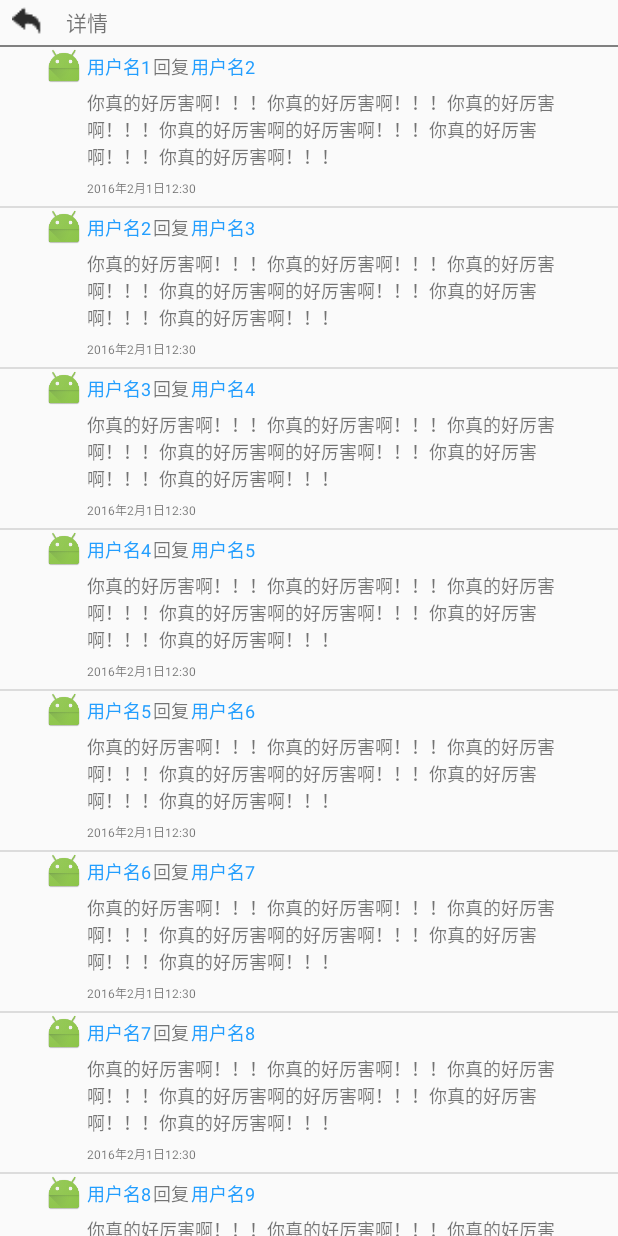
After one commit to Damaer/Goal, an Android app: the DetailOfRecordActivity screen opened directly, with no data from a screen before it, on a phone screen of 412 x 824 dp. The commit adds this screen. Run offline under Robolectric (Android 15) with nearby library versions, the phone set to English and light mode, and no system bars.

Commit message:
每个记录的评论界面

```diff
--- /dev/null
+++ b/FE/Goal/app/src/main/java/cn/goal/goal/DetailOfRecordActivity.java
@@ -0,0 +1,70 @@
+package cn.goal.goal;
+
+import android.support.v7.app.AppCompatActivity;
+import android.os.Bundle;
+import android.view.View;
+import android.widget.AbsListView;
+import android.widget.AdapterView;
+import android.widget.Toast;
+
+import java.util.ArrayList;
+import java.util.List;
+
+import cn.goal.goal.utils.Comment_for_record;
+import cn.goal.goal.utils.MylistView_for_goal_comment;
+
+public class DetailOfRecordActivity extends AppCompatActivity implements AdapterView.OnItemClickListener,AbsListView.OnScrollListener,MyAdapter_for_every_comment.Callback {
+    private MylistView_for_goal_comment listView;
+    private List<Comment_for_record> listems;
+    @Override
+    protected void onCreate(Bundle savedInstanceState) {
+        super.onCreate(savedInstanceState);
+        setContentView(R.layout.activity_detail_of_record);
+        listems = new ArrayList<>();
+        for (int i = 0; i < 20; i++) {
+            Comment_for_record one = new Comment_for_record(R.mipmap.ic_launcher,"用户名"+(i+1),"用户名"+(i+2),getString(R.string.test_comment),"2016年2月1日12:30");
+            listems.add(one);
+        }
+        listView= (MylistView_for_goal_comment) findViewById(R.id.listview_for_comment);
+        MyAdapter_for_every_comment myadater=new MyAdapter_for_every_comment(this,listems,this);
+        listView.setAdapter(myadater);
+    }
+
+
+    @Override
+    public void onScrollStateChanged(AbsListView absListView, int position) {
+        switch (position)
+        {
+            case SCROLL_STATE_FLING:
+                //下拉添加数据源
+                break;
+            default:
+                break;
+        }
+    }
+
+    @Override
+    public void onScroll(AbsListView absListView, int position, int i1, int i2) {
+
+    }
+    /**
+     * 响应ListView中item的点击事件
+     */
+    @Override
+    public void onItemClick(AdapterView<?> arg0, View v, int position, long id) {
+        Toast.makeText(this, "listview的item被点击了！，点击的位置是-->" + position,
+                Toast.LENGTH_SHORT).show();
+    }
+
+    /**
+     * 接口方法，响应ListView按钮点击事件
+     */
+
+    public void click(View v) {
+        Toast.makeText(
+                DetailOfRecordActivity.this,
+                "listview的内部的按钮被点击了！，位置是-->" + (Integer) v.getTag() + ",内容是-->"
+                        + listems.get((Integer) v.getTag()).getuser_name(),
+                Toast.LENGTH_SHORT).show();
+    }
+}
--- a/FE/Goal/app/src/main/java/cn/goal/goal/EveryGoalActivity.java
+++ b/FE/Goal/app/src/main/java/cn/goal/goal/EveryGoalActivity.java
@@ -3,17 +3,17 @@ package cn.goal.goal;
 import android.content.DialogInterface;
 import android.support.v7.app.AppCompatActivity;
 import android.os.Bundle;
-import android.view.Menu;
+import android.view.MenuItem;
 import android.view.View;
 import android.widget.AbsListView;
 import android.widget.AdapterView;
 import android.widget.ImageButton;
+import android.widget.PopupMenu;
 import android.widget.ScrollView;
 import android.widget.Toast;
 
 import java.util.ArrayList;
 import java.util.List;
-import java.util.Map;
 
 import cn.goal.goal.utils.MylistView_for_goal_record;
 
@@ -24,7 +24,7 @@ public class EveryGoalActivity extends AppCompatActivity implements AdapterView.
     private ImageButton go_goal;
     private ScrollView scrollView;
     private  List<Goal_record_class> listems;
-    private Map<String, Object> listem;
+    private PopupMenu mPopupMenu;
     //
     @Override
     protected void onCreate(Bundle savedInstanceState) {
@@ -41,7 +41,26 @@ public class EveryGoalActivity extends AppCompatActivity implements AdapterView.
         comeback=(ImageButton)findViewById(R.id.comeback_from_goal);
         write= (ImageButton) findViewById(R.id.write);
         go_goal= (ImageButton) findViewById(R.id.go_to_goal);
+        mPopupMenu = new PopupMenu(this,write);
+        mPopupMenu.getMenuInflater()
+                .inflate(R.menu.write_and_setting, mPopupMenu.getMenu());
+        write.setOnClickListener(new View.OnClickListener() {
+            @Override
+            public void onClick(View view) {
+                mPopupMenu.show();
+                mPopupMenu.setOnMenuItemClickListener(new PopupMenu.OnMenuItemClickListener() {
+                    @Override
+                    public boolean onMenuItemClick(MenuItem item) {
+                        String title = item.getTitle().toString();
+                        if(title.equals(""))
+                        {
 
+                        }
+                        return true;
+                    }
+                });
+            }
+        });
         init_listener();
         MyAdapter_for_every_record myadater=new MyAdapter_for_every_record(this,listems,this);
       listView.setAdapter(myadater);
@@ -65,12 +84,6 @@ public class EveryGoalActivity extends AppCompatActivity implements AdapterView.
             @Override
             public void onClick(View view) {
                 finish();
-            }
-        });
-        write.setOnClickListener(new View.OnClickListener() {
-            @Override
-            public void onClick(View view) {
-                //如果已经加入目标，则直接进入记录页面，否则，将调用showDialog2()
             }
         });
         go_goal.setOnClickListener(new View.OnClickListener() {
--- a/FE/Goal/app/src/main/java/cn/goal/goal/GoalListFragment.java
+++ b/FE/Goal/app/src/main/java/cn/goal/goal/GoalListFragment.java
@@ -1,5 +1,6 @@
 package cn.goal.goal;
 
+import android.content.DialogInterface;
 import android.content.Intent;
 import android.support.v4.app.Fragment;
 import android.os.Bundle;
@@ -62,8 +63,41 @@ public class GoalListFragment extends Fragment {
         mListView.setAdapter(new SimpleAdapter(getContext(), data, R.layout.goal_item,
                 new String[]{"title", "content", "createAt"},
                 new int[]{R.id.title, R.id.content, R.id.createAt}));
+        //长按跳出删除弹窗
+        mListView.setOnItemLongClickListener(new AdapterView.OnItemLongClickListener() {
+            @Override
+            public boolean onItemLongClick(AdapterView<?> adapterView, View view, int i, long l) {
+                showpopwindow();
+                return false;
+            }
+        });
+
 }
+    public void showpopwindow()
+    {
+                             /*
+                  *这里使用了 android.support.v7.app.AlertDialog.Builder
+                  *可以直接在头部写 import android.support.v7.app.AlertDialog
+                  *那么下面就可以写成 AlertDialog.Builder
+                  */
+        android.support.v7.app.AlertDialog.Builder builder = new android.support.v7.app.AlertDialog.Builder(getActivity());
+        builder.setTitle("");
+        builder.setMessage("是否要删除该目标");
+        builder.setNegativeButton("取消", new DialogInterface.OnClickListener() {
+            @Override
+            public void onClick(DialogInterface dialogInterface, int i) {
 
+            }
+        });
+        builder.setPositiveButton("确定", new DialogInterface.OnClickListener() {
+            @Override
+
+            public void onClick(DialogInterface dialogInterface, int i) {
+
+            }
+        });
+        builder.show();
+    }
     @Override
     public View onCreateView(LayoutInflater inflater, ViewGroup container, Bundle savedInstanceState) {
         mView = inflater.inflate(R.layout.goal_list, container, false);
@@ -89,4 +123,5 @@ public class GoalListFragment extends Fragment {
         // 更新goals数据
         createListView();
     }
+
 }
--- /dev/null
+++ b/FE/Goal/app/src/main/java/cn/goal/goal/MyAdapter_for_every_comment.java
@@ -0,0 +1,100 @@
+package cn.goal.goal;
+
+import android.content.Context;
+import android.view.LayoutInflater;
+import android.view.ViewGroup;
+import android.widget.BaseAdapter;
+import android.view.View;
+import android.widget.ImageButton;
+import android.widget.ImageView;
+import android.widget.TextView;
+
+import java.util.List;
+
+import cn.goal.goal.utils.Comment_for_record;
+
+/**
+ * Created by 97617 on 2017/2/25.
+ */
+
+public class MyAdapter_for_every_comment extends BaseAdapter implements View.OnClickListener{
+    private static final String TAG = "CMyAdapter_for_every_comment";
+    private LayoutInflater mInflaer;
+    private List<Comment_for_record> list;
+    private Callback mcallback;
+    /**
+     * 自定义接口，用于回调按钮点击事件到Activity
+     * @author Ivan Xu
+     * 2014-11-26
+     */
+    public interface Callback {
+        public void click(View v);
+    }
+    public MyAdapter_for_every_comment(Context context, List<Comment_for_record> list1, Callback callback) {
+        this.list = list1;
+        mInflaer = LayoutInflater.from(context);
+        mcallback=callback;
+    }
+
+    @Override
+    public int getCount() {
+        return list.size();
+    }
+
+    @Override
+    public Object getItem(int i) {
+        return list.get(i);
+    }
+
+    @Override
+    public long getItemId(int i) {
+        return i;
+    }
+    @Override
+    public View getView(int position, View view2, ViewGroup parent) {
+
+        ViewHolder holder = null;
+        if (view2 == null) {
+            view2 = mInflaer.inflate(R.layout.listview_comment_for_record_item, null);
+            holder = new ViewHolder();
+            holder.user_photo=(ImageButton)view2.findViewById(R.id.commentuser_photo);
+            holder.user_name = (TextView) view2.findViewById(R.id.user_reply);
+            holder.replyed_name = (TextView) view2.findViewById(R.id.user_replyed);
+            holder.comment_content = (TextView) view2.findViewById(R.id.content_of_comment);
+            holder.comment_time = (TextView) view2.findViewById(R.id.time_of_sendcomment);
+            view2.setTag(holder);
+        } else {
+            holder = (ViewHolder) view2.getTag();
+        }
+        holder.user_photo.setBackgroundResource(list.get(position).getuser_photo());
+        holder.user_name.setText(list.get(position).getuser_name());
+        holder.replyed_name.setText(list.get(position).getreplyed_name());
+        holder.comment_content.setText(list.get(position).getcomment_content());
+        holder.comment_time.setText(list.get(position).getcomment_time());
+        holder.user_photo.setOnClickListener(this);
+        holder.user_photo.setTag(position);
+        holder.user_name.setOnClickListener(this);
+        holder.user_name.setTag(position);
+        holder.replyed_name.setOnClickListener(this);
+        holder.replyed_name.setTag(position);
+        holder.comment_content.setOnClickListener(this);
+        holder.comment_content.setTag(position);
+        holder.comment_time.setOnClickListener(this);
+        holder.comment_time.setTag(position);
+        return view2;
+    }
+
+    public class ViewHolder {
+        public ImageButton user_photo;
+        public TextView user_name;
+        public TextView replyed_name;
+        public TextView comment_content;
+        public TextView comment_time;
+    }
+
+    public void onClick(View v) {
+        mcallback.click(v);
+    }
+
+
+}
--- /dev/null
+++ b/FE/Goal/app/src/main/java/cn/goal/goal/utils/Comment_for_record.java
@@ -0,0 +1,43 @@
+package cn.goal.goal.utils;
+
+import java.util.Calendar;
+
+/**
+ * Created by 97617 on 2017/2/25.
+ */
+
+public class Comment_for_record {
+    private int user_photo;
+    private String user_name;
+    private String replyed_name;
+    private String comment_content;
+    private String comment_time;
+    public Comment_for_record(int user_photo,String user_name,String replyed_name,String comment_content,String comment_time){
+        this.user_photo=user_photo;
+        this.user_name=user_name;
+        this.replyed_name=replyed_name;
+        this.comment_content=comment_content;
+        this.comment_time=comment_time;
+    }
+    public int getuser_photo()
+    {
+        return user_photo;
+    }
+    public String getuser_name()
+    {
+        return user_name;
+    }
+    public String getreplyed_name()
+    {
+        return replyed_name;
+    }
+    public String getcomment_content()
+    {
+        return comment_content;
+    }
+    public String getcomment_time()
+    {
+        return comment_time;
+    }
+
+}
--- /dev/null
+++ b/FE/Goal/app/src/main/java/cn/goal/goal/utils/MylistView_for_goal_comment.java
@@ -0,0 +1,28 @@
+package cn.goal.goal.utils;
+
+import android.content.Context;
+import android.util.AttributeSet;
+import android.view.View;
+import android.widget.ListView;
+
+/**
+ * Created by 97617 on 2017/2/25.
+ */
+
+public class MylistView_for_goal_comment extends ListView {
+    //为了适应Scrollview而重写的listview的类
+    public MylistView_for_goal_comment(Context context, AttributeSet attrs, int defStyle) {
+        super(context, attrs, defStyle);
+    }
+    public MylistView_for_goal_comment(Context context, AttributeSet attrs) {
+        super(context, attrs);
+    }
+    public MylistView_for_goal_comment(Context context) {
+        super(context);
+    }
+    @Override
+    protected void onMeasure(int widthMeasureSpec, int heightMeasureSpec) {
+        int expandSpec = View.MeasureSpec.makeMeasureSpec(Integer.MAX_VALUE >> 2, View.MeasureSpec.AT_MOST);
+        super.onMeasure(widthMeasureSpec, expandSpec);
+    }
+}
--- /dev/null
+++ b/FE/Goal/app/src/main/res/layout/activity_detail_of_record.xml
@@ -0,0 +1,147 @@
+<?xml version="1.0" encoding="utf-8"?>
+<LinearLayout xmlns:android="http://schemas.android.com/apk/res/android"
+    android:orientation="vertical"
+    android:layout_width="match_parent"
+    android:layout_height="match_parent">
+    <LinearLayout
+        android:orientation="horizontal"
+        android:layout_width="match_parent"
+        android:layout_height="30dp">
+        <ImageButton
+            android:layout_gravity="center_vertical"
+            android:layout_marginLeft="8dp"
+            android:layout_marginRight="16dp"
+            android:background="@mipmap/comeback"
+            android:layout_width="20dp"
+            android:layout_height="20dp" />
+        <TextView
+            android:text="详情"
+            android:gravity="center_vertical"
+            android:layout_width="match_parent"
+            android:layout_height="match_parent" />
+    </LinearLayout>
+    <View
+        android:background="#808080"
+        android:layout_width="match_parent"
+        android:layout_height="1dp"></View>
+    <ScrollView
+        android:layout_width="match_parent"
+        android:layout_height="wrap_content">
+    <LinearLayout
+        android:orientation="vertical"
+        android:layout_width="match_parent"
+        android:layout_height="wrap_content">
+        <LinearLayout
+        android:orientation="horizontal"
+        android:layout_width="match_parent"
+        android:layout_height="wrap_content">
+        <ImageView
+            android:id="@+id/head_photo"
+            android:layout_margin="8dp"
+            android:src="@mipmap/ic_launcher"
+            android:layout_width="30dp"
+            android:layout_height="30dp" />
+        <LinearLayout
+            android:layout_margin="8dp"
+            android:orientation="vertical"
+            android:layout_width="match_parent"
+            android:layout_height="wrap_content">
+            <TextView
+                android:id="@+id/user_name"
+                android:gravity="center_vertical"
+                android:text="用户名"
+                android:textColor="#00CED1"
+                android:layout_width="wrap_content"
+                android:layout_height="18dp" />
+            <TextView
+                android:layout_marginTop="1dp"
+                android:layout_marginBottom="2dp"
+                android:id="@+id/goal_name"
+                android:textSize="10dp"
+                android:gravity="center_vertical"
+                android:text="goal#学习Android#"
+                android:textColor="#0000EE"
+                android:layout_width="wrap_content"
+                android:layout_height="12dp" />
+            <TextView
+                android:id="@+id/content_of_record"
+                android:text="我们诚惶诚恐，我们小心翼翼，我们毫无保留，却不一定就能把爱，变成相爱。如果这一次真得背过身我们不再遇见了，那我希望我们可以面对面再背对背，永远不留遗憾，一生山高水阔。只是，后来，我们都甘愿被生活凌迟。"
+                android:layout_width="match_parent"
+                android:layout_height="wrap_content" />
+
+            <RelativeLayout
+                android:layout_marginTop="8dp"
+                android:layout_width="match_parent"
+                android:layout_height="18dp">
+                <TextView
+                    android:id="@+id/time_of_send"
+                    android:layout_alignParentLeft="true"
+                    android:text="发送时间"
+                    android:textColor="#008B8B"
+                    android:textSize="10dp"
+                    android:layout_width="wrap_content"
+                    android:layout_height="16dp" />
+                <LinearLayout
+                    android:layout_alignParentRight="true"
+                    android:layout_width="wrap_content"
+                    android:layout_height="18dp">
+                    <ImageButton
+                        android:id="@+id/like"
+                        android:layout_gravity="center"
+                        android:layout_marginRight="2dp"
+                        android:background="@mipmap/like"
+                        android:layout_width="16dp"
+                        android:layout_height="16dp" />
+                    <TextView
+                        android:text="("
+                        android:layout_gravity="top"
+                        android:layout_width="wrap_content"
+                        android:layout_height="16dp" />
+                    <TextView
+                        android:id="@+id/sum_of_like"
+                        android:text="1"
+                        android:layout_gravity="top"
+                        android:layout_width="wrap_content"
+                        android:layout_height="16dp" />
+                    <TextView
+                        android:text=")"
+                        android:layout_gravity="top"
+                        android:layout_marginRight="8dp"
+                        android:layout_width="wrap_content"
+                        android:layout_height="16dp" />
+                    <ImageButton
+                        android:id="@+id/share"
+                        android:layout_gravity="center"
+                        android:layout_marginLeft="8dp"
+                        android:layout_marginRight="8dp"
+                        android:background="@mipmap/share2"
+                        android:layout_width="16dp"
+                        android:layout_height="16dp" />
+                    <ImageButton
+                        android:id="@+id/reply"
+                        android:layout_gravity="center"
+                        android:background="@mipmap/reply"
+                        android:layout_marginLeft="8dp"
+                        android:layout_marginRight="2dp"
+                        android:layout_width="16dp"
+                        android:layout_height="16dp" />
+                </LinearLayout>
+            </RelativeLayout>
+        </LinearLayout>
+    </LinearLayout>
+        <View
+            android:layout_marginTop="16dp"
+            android:background="#808080"
+            android:layout_width="match_parent"
+            android:layout_height="1px">
+        </View>
+        <cn.goal.goal.utils.MylistView_for_goal_comment
+            android:id="@+id/listview_for_comment"
+        android:layout_width="wrap_content"
+        android:layout_height="wrap_content">
+
+        </cn.goal.goal.utils.MylistView_for_goal_comment>
+    </LinearLayout>
+
+    </ScrollView>
+</LinearLayout>
--- a/FE/Goal/app/src/main/res/layout/fragement_count_and_analyse.xml
+++ b/FE/Goal/app/src/main/res/layout/fragement_count_and_analyse.xml
@@ -472,7 +472,7 @@
 
             </RelativeLayout>
             <TextView
-                android:text="本月坚持最久的目标"
+                android:text="本月专注时长"
                 android:gravity="center_vertical"
                 android:layout_width="wrap_content"
                 android:layout_height="match_parent" />
--- /dev/null
+++ b/FE/Goal/app/src/main/res/layout/listview_comment_for_record_item.xml
@@ -0,0 +1,72 @@
+<?xml version="1.0" encoding="utf-8"?>
+<LinearLayout xmlns:android="http://schemas.android.com/apk/res/android"
+    android:paddingLeft="30dp"
+    android:paddingRight="8dp"
+    android:orientation="horizontal"
+    android:layout_width="match_parent"
+    android:layout_height="wrap_content">
+    <LinearLayout
+        android:layout_width="28dp"
+        android:layout_height="match_parent">
+        <ImageButton
+            android:id="@+id/commentuser_photo"
+            android:background="@mipmap/ic_launcher"
+            android:layout_width="25dp"
+            android:layout_height="25dp" />
+    </LinearLayout>
+    <LinearLayout
+        android:orientation="vertical"
+        android:layout_width="match_parent"
+        android:layout_height="match_parent">
+        <LinearLayout
+            android:layout_marginTop="4dp"
+            android:orientation="horizontal"
+            android:layout_width="match_parent"
+            android:layout_height="wrap_content">
+            <TextView
+                android:id="@+id/user_reply"
+                android:text="用户1"
+                android:textSize="12dp"
+                android:layout_marginRight="1dp"
+                android:textColor="@color/ml_blue"
+                android:layout_width="wrap_content"
+                android:layout_height="wrap_content" />
+            <TextView
+                android:text="回复"
+                android:textSize="12dp"
+                android:layout_marginRight="1dp"
+                android:layout_width="wrap_content"
+                android:layout_height="wrap_content" />
+            <TextView
+                android:id="@+id/user_replyed"
+                android:text="用户1"
+                android:textSize="12dp"
+                android:textColor="@color/ml_blue"
+                android:layout_width="wrap_content"
+                android:layout_height="wrap_content" />
+        </LinearLayout>
+        <LinearLayout
+            android:layout_marginTop="6dp"
+            android:layout_width="match_parent"
+            android:layout_height="wrap_content">
+            <TextView
+                android:id="@+id/content_of_comment"
+                android:textSize="12dp"
+                android:text="你真的好厉害啊！！！你真的好厉害啊！！！你真的好厉害啊！！！你真的好厉害啊！！！你真的好厉害啊！！！你真的好厉害啊！！！你真的好厉害啊！！！你真的好厉害啊！！！你真的好厉害啊！！！你真的好厉害啊！！！你真的好厉害啊！！！你真的好厉害啊！！！你真的好厉害啊！！！你真的好厉害啊！！！你真的好厉害啊！！！你真的好厉害啊！！！"
+                android:layout_width="match_parent"
+                android:layout_height="wrap_content" />
+        </LinearLayout>
+        <LinearLayout
+            android:layout_marginTop="6dp"
+            android:layout_width="match_parent"
+            android:layout_height="wrap_content">
+            <TextView
+                android:id="@+id/time_of_sendcomment"
+                android:textSize="8dp"
+                android:text="2016年1月3日12:30"
+                android:layout_marginBottom="6dp"
+                android:layout_width="match_parent"
+                android:layout_height="wrap_content" />
+        </LinearLayout>
+    </LinearLayout>
+</LinearLayout>
--- /dev/null
+++ b/FE/Goal/app/src/main/res/menu/write_and_setting.xml
@@ -0,0 +1,14 @@
+<?xml version="1.0" encoding="utf-8"?>
+<menu xmlns:android="http://schemas.android.com/apk/res/android">
+
+    <item
+        android:id="@+id/write"
+        android:title="记录今日"/>
+    <item
+        android:id="@+id/deletegoal"
+        android:title="删除目标"/>
+    <item
+        android:id="@+id/finished_goal"
+        android:title="完成目标"
+        />
+</menu>
--- a/FE/Goal/app/src/main/res/values/strings.xml
+++ b/FE/Goal/app/src/main/res/values/strings.xml
@@ -115,5 +115,5 @@
     <string name="prompt_contact">联系方式</string>
     <string name="submit">提交建议</string>
     <string name="title_activity_every_goal">EveryGoalActivity</string>
-
+    <string name="test_comment">你真的好厉害啊！！！你真的好厉害啊！！！你真的好厉害啊！！！你真的好厉害啊的好厉害啊！！！你真的好厉害啊！！！你真的好厉害啊！！！</string>
 </resources>
```
Also changed, not shown: FE/Goal/app/src/main/AndroidManifest.xml (+8 -8 lines).
